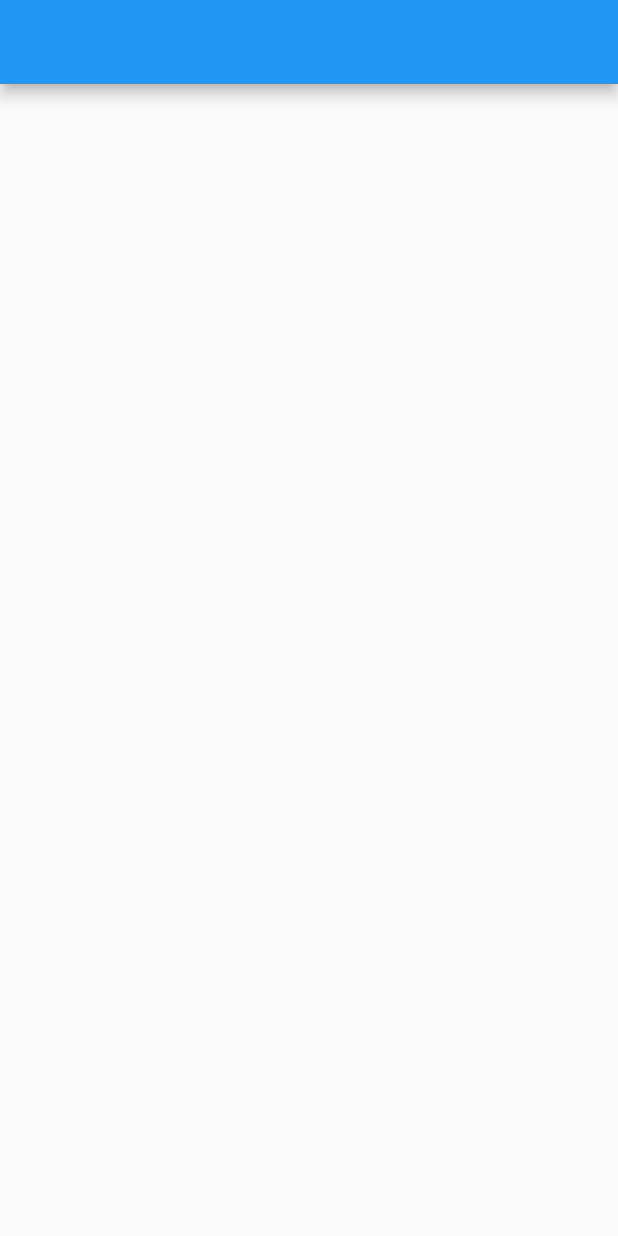
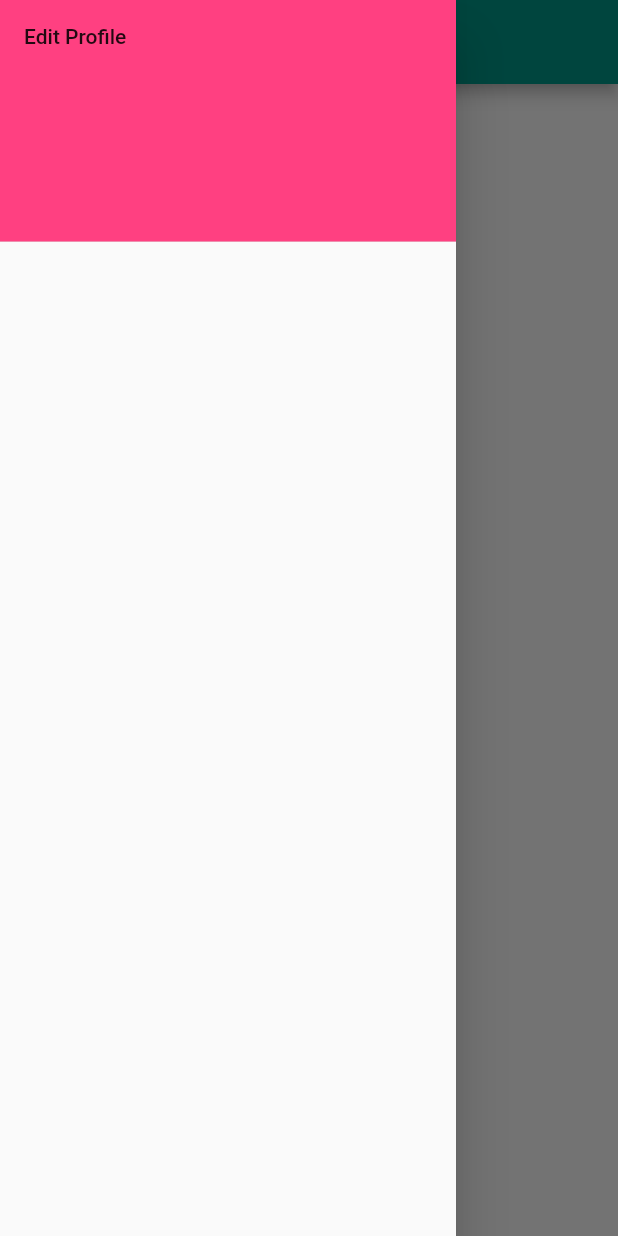
Before and after one commit to AbuNiaz/Self_Introduce, a Flutter app: the screen it shows after launch, with the side drawer open (before the commit the screen has no drawer), on a phone screen of 412 x 824 dp. Run offline on Flutter 3.47's test engine with Material 2 defaults, Android fonts, the phone set to English and light mode, and no system bars.

Commit message:
Update home.dart

```diff
--- a/lib/home.dart
+++ b/lib/home.dart
@@ -11,7 +11,20 @@ class _MyHomePageState extends State<MyHomePage> {
   @override
   Widget build(BuildContext context) {
     return Scaffold(
-      appBar: AppBar(),
+      appBar: AppBar(
+        title: const Text('Abu Niaz Portfolio'),
+        backgroundColor: Colors.teal,
+      ),
+      drawer: Drawer(
+        child: ListView(
+          children: const [
+            DrawerHeader(
+              child: Text('Edit Profile'),
+              decoration: BoxDecoration(color: Colors.pinkAccent),
+            )
+          ],
+        ),
+      ),
     );
   }
 }
```
